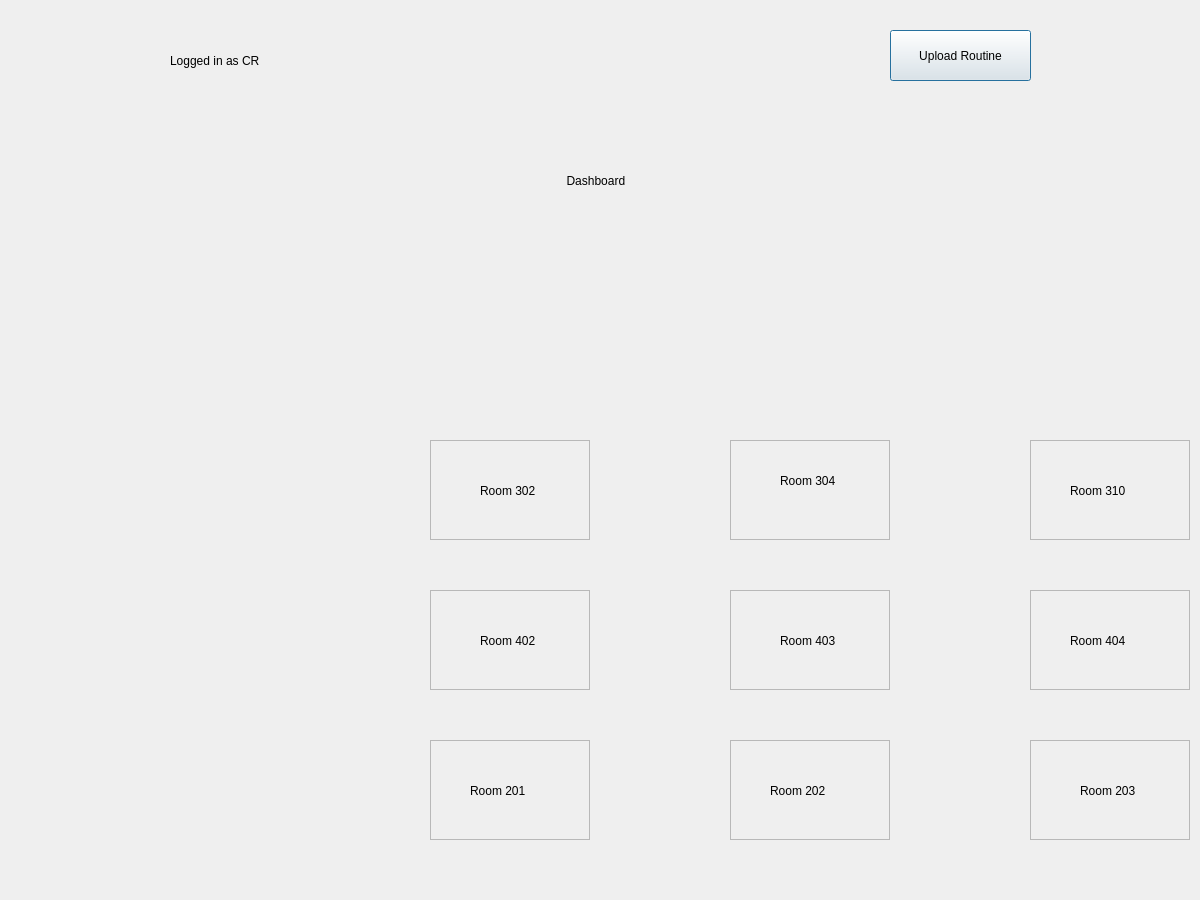
Qt form crsearchclass.ui (prazzx/Kakshya) before a commit.
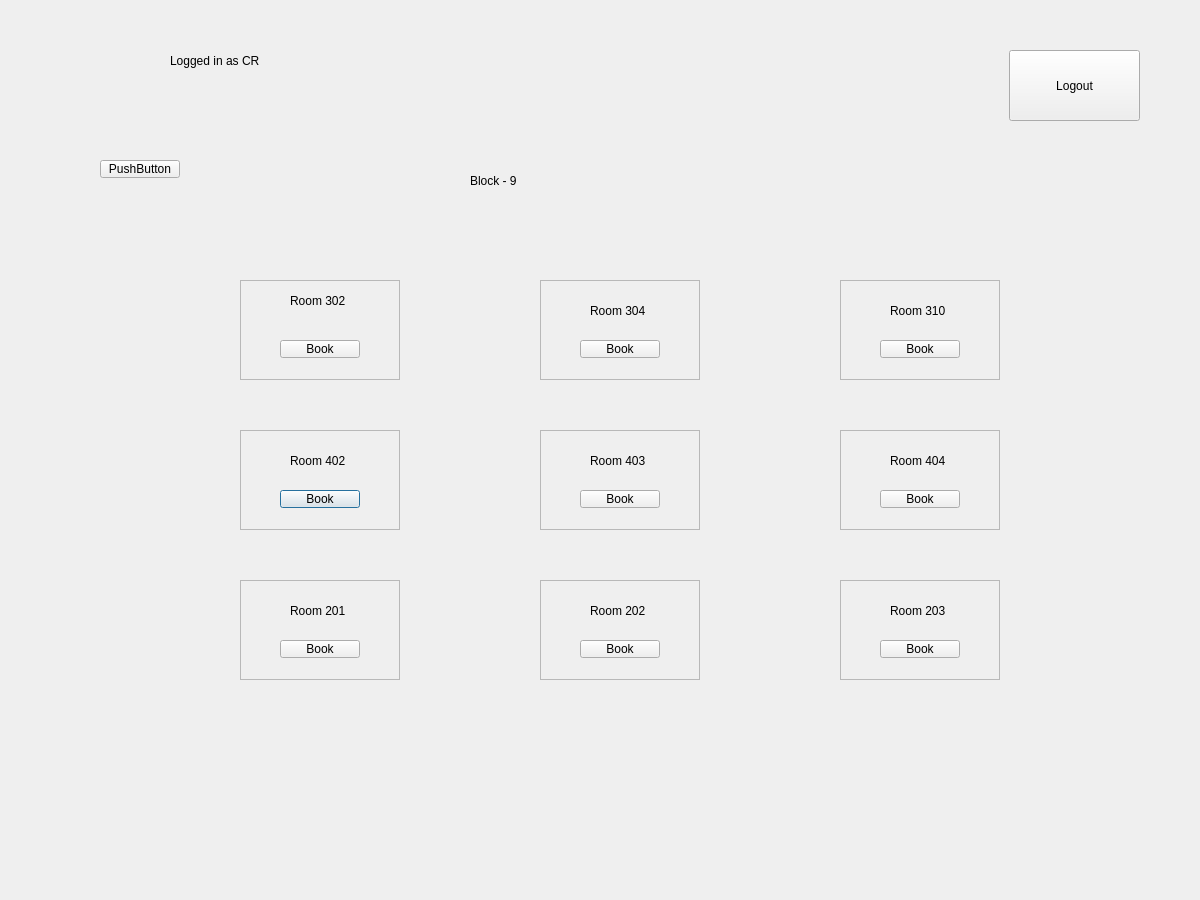
The same form after that commit.

Patch:
```diff
--- a/crsearchclass.ui
+++ b/crsearchclass.ui
@@ -16,8 +16,8 @@
   <widget class="QFrame" name="frame4">
    <property name="geometry">
     <rect>
-     <x>430</x>
-     <y>590</y>
+     <x>240</x>
+     <y>430</y>
      <width>160</width>
      <height>100</height>
     </rect>
@@ -32,7 +32,7 @@
     <property name="geometry">
      <rect>
       <x>50</x>
-      <y>40</y>
+      <y>20</y>
       <width>71</width>
       <height>21</height>
      </rect>
@@ -41,19 +41,19 @@
      <string>Room 402</string>
     </property>
    </widget>
-  </widget>
-  <widget class="QPushButton" name="pushButtonUpload">
-   <property name="geometry">
-    <rect>
-     <x>890</x>
-     <y>30</y>
-     <width>141</width>
-     <height>51</height>
-    </rect>
-   </property>
-   <property name="text">
-    <string>Upload Routine</string>
-   </property>
+   <widget class="QPushButton" name="Book4">
+    <property name="geometry">
+     <rect>
+      <x>40</x>
+      <y>60</y>
+      <width>80</width>
+      <height>18</height>
+     </rect>
+    </property>
+    <property name="text">
+     <string>Book</string>
+    </property>
+   </widget>
   </widget>
   <widget class="QLabel" name="label">
    <property name="geometry">
@@ -71,8 +71,8 @@
   <widget class="QFrame" name="frame6">
    <property name="geometry">
     <rect>
-     <x>1030</x>
-     <y>590</y>
+     <x>840</x>
+     <y>430</y>
      <width>160</width>
      <height>100</height>
     </rect>
@@ -86,8 +86,8 @@
    <widget class="QLabel" name="label_6">
     <property name="geometry">
      <rect>
-      <x>40</x>
-      <y>40</y>
+      <x>50</x>
+      <y>20</y>
       <width>71</width>
       <height>21</height>
      </rect>
@@ -96,6 +96,19 @@
      <string>Room 404</string>
     </property>
    </widget>
+   <widget class="QPushButton" name="Book6">
+    <property name="geometry">
+     <rect>
+      <x>40</x>
+      <y>60</y>
+      <width>80</width>
+      <height>18</height>
+     </rect>
+    </property>
+    <property name="text">
+     <string>Book</string>
+    </property>
+   </widget>
   </widget>
   <widget class="QLabel" name="logo">
    <property name="geometry">
@@ -120,14 +133,14 @@
     </rect>
    </property>
    <property name="text">
-    <string>                             Dashboard</string>
+    <string>Block - 9</string>
    </property>
   </widget>
   <widget class="QFrame" name="frame9">
    <property name="geometry">
     <rect>
-     <x>1030</x>
-     <y>740</y>
+     <x>840</x>
+     <y>580</y>
      <width>160</width>
      <height>100</height>
     </rect>
@@ -142,7 +155,7 @@
     <property name="geometry">
      <rect>
       <x>50</x>
-      <y>40</y>
+      <y>20</y>
       <width>71</width>
       <height>21</height>
      </rect>
@@ -151,25 +164,25 @@
      <string>Room 203</string>
     </property>
    </widget>
-  </widget>
-  <widget class="QPushButton" name="pushButton">
-   <property name="geometry">
-    <rect>
-     <x>1220</x>
-     <y>260</y>
-     <width>121</width>
-     <height>51</height>
-    </rect>
-   </property>
-   <property name="text">
-    <string>logout</string>
-   </property>
+   <widget class="QPushButton" name="Book9">
+    <property name="geometry">
+     <rect>
+      <x>40</x>
+      <y>60</y>
+      <width>80</width>
+      <height>18</height>
+     </rect>
+    </property>
+    <property name="text">
+     <string>Book</string>
+    </property>
+   </widget>
   </widget>
   <widget class="QFrame" name="frame3">
    <property name="geometry">
     <rect>
-     <x>1030</x>
-     <y>440</y>
+     <x>840</x>
+     <y>280</y>
      <width>160</width>
      <height>100</height>
     </rect>
@@ -183,8 +196,8 @@
    <widget class="QLabel" name="label_5">
     <property name="geometry">
      <rect>
-      <x>40</x>
-      <y>40</y>
+      <x>50</x>
+      <y>20</y>
       <width>71</width>
       <height>21</height>
      </rect>
@@ -193,12 +206,25 @@
      <string>Room 310</string>
     </property>
    </widget>
+   <widget class="QPushButton" name="Book3">
+    <property name="geometry">
+     <rect>
+      <x>40</x>
+      <y>60</y>
+      <width>80</width>
+      <height>18</height>
+     </rect>
+    </property>
+    <property name="text">
+     <string>Book</string>
+    </property>
+   </widget>
   </widget>
   <widget class="QFrame" name="frame1">
    <property name="geometry">
     <rect>
-     <x>430</x>
-     <y>440</y>
+     <x>240</x>
+     <y>280</y>
      <width>160</width>
      <height>100</height>
     </rect>
@@ -213,7 +239,7 @@
     <property name="geometry">
      <rect>
       <x>50</x>
-      <y>40</y>
+      <y>10</y>
       <width>71</width>
       <height>21</height>
      </rect>
@@ -222,12 +248,28 @@
      <string>Room 302</string>
     </property>
    </widget>
+   <widget class="QPushButton" name="Book1">
+    <property name="enabled">
+     <bool>true</bool>
+    </property>
+    <property name="geometry">
+     <rect>
+      <x>40</x>
+      <y>60</y>
+      <width>80</width>
+      <height>18</height>
+     </rect>
+    </property>
+    <property name="text">
+     <string>Book</string>
+    </property>
+   </widget>
   </widget>
   <widget class="QFrame" name="frame8">
    <property name="geometry">
     <rect>
-     <x>730</x>
-     <y>740</y>
+     <x>540</x>
+     <y>580</y>
      <width>160</width>
      <height>100</height>
     </rect>
@@ -241,8 +283,8 @@
    <widget class="QLabel" name="label_9">
     <property name="geometry">
      <rect>
-      <x>40</x>
-      <y>40</y>
+      <x>50</x>
+      <y>20</y>
       <width>71</width>
       <height>21</height>
      </rect>
@@ -251,6 +293,19 @@
      <string>Room 202</string>
     </property>
    </widget>
+   <widget class="QPushButton" name="Book8">
+    <property name="geometry">
+     <rect>
+      <x>40</x>
+      <y>60</y>
+      <width>80</width>
+      <height>18</height>
+     </rect>
+    </property>
+    <property name="text">
+     <string>Book</string>
+    </property>
+   </widget>
   </widget>
   <widget class="QLabel" name="labelTime">
    <property name="geometry">
@@ -268,8 +323,8 @@
   <widget class="QFrame" name="frame2">
    <property name="geometry">
     <rect>
-     <x>730</x>
-     <y>440</y>
+     <x>540</x>
+     <y>280</y>
      <width>160</width>
      <height>100</height>
     </rect>
@@ -284,7 +339,7 @@
     <property name="geometry">
      <rect>
       <x>50</x>
-      <y>30</y>
+      <y>20</y>
       <width>71</width>
       <height>21</height>
      </rect>
@@ -293,12 +348,25 @@
      <string>Room 304</string>
     </property>
    </widget>
+   <widget class="QPushButton" name="Book2">
+    <property name="geometry">
+     <rect>
+      <x>40</x>
+      <y>60</y>
+      <width>80</width>
+      <height>18</height>
+     </rect>
+    </property>
+    <property name="text">
+     <string>Book</string>
+    </property>
+   </widget>
   </widget>
   <widget class="QFrame" name="frame7">
    <property name="geometry">
     <rect>
-     <x>430</x>
-     <y>740</y>
+     <x>240</x>
+     <y>580</y>
      <width>160</width>
      <height>100</height>
     </rect>
@@ -312,8 +380,8 @@
    <widget class="QLabel" name="label_12">
     <property name="geometry">
      <rect>
-      <x>40</x>
-      <y>40</y>
+      <x>50</x>
+      <y>20</y>
       <width>71</width>
       <height>21</height>
      </rect>
@@ -322,12 +390,25 @@
      <string>Room 201</string>
     </property>
    </widget>
+   <widget class="QPushButton" name="Book7">
+    <property name="geometry">
+     <rect>
+      <x>40</x>
+      <y>60</y>
+      <width>80</width>
+      <height>18</height>
+     </rect>
+    </property>
+    <property name="text">
+     <string>Book</string>
+    </property>
+   </widget>
   </widget>
   <widget class="QFrame" name="frame5">
    <property name="geometry">
     <rect>
-     <x>730</x>
-     <y>590</y>
+     <x>540</x>
+     <y>430</y>
      <width>160</width>
      <height>100</height>
     </rect>
@@ -342,7 +423,7 @@
     <property name="geometry">
      <rect>
       <x>50</x>
-      <y>40</y>
+      <y>20</y>
       <width>71</width>
       <height>21</height>
      </rect>
@@ -351,6 +432,45 @@
      <string>Room 403</string>
     </property>
    </widget>
+   <widget class="QPushButton" name="Book5">
+    <property name="geometry">
+     <rect>
+      <x>40</x>
+      <y>60</y>
+      <width>80</width>
+      <height>18</height>
+     </rect>
+    </property>
+    <property name="text">
+     <string>Book</string>
+    </property>
+   </widget>
+  </widget>
+  <widget class="QPushButton" name="pushButton">
+   <property name="geometry">
+    <rect>
+     <x>1009</x>
+     <y>50</y>
+     <width>131</width>
+     <height>71</height>
+    </rect>
+   </property>
+   <property name="text">
+    <string>Logout</string>
+   </property>
+  </widget>
+  <widget class="QPushButton" name="pushButton_2">
+   <property name="geometry">
+    <rect>
+     <x>100</x>
+     <y>160</y>
+     <width>80</width>
+     <height>18</height>
+    </rect>
+   </property>
+   <property name="text">
+    <string>PushButton</string>
+   </property>
   </widget>
  </widget>
  <resources/>
```
